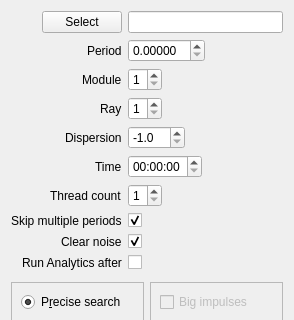
Before: the Qt Designer form src/precisesearchgui.ui in vtyulb/BSA-Analytics, drawn with Qt 5; both pictures show x 0 to 294 and y 0 to 320 of the 294 by 536 pixel window.
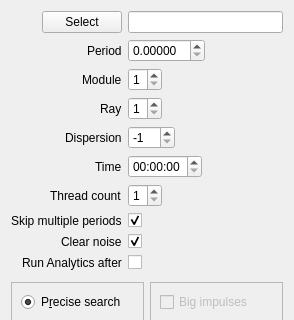
After: the same form once the commit is applied.

Commit message: double dispersion 2.0

Diff of the .ui file:
```diff
--- a/src/precisesearchgui.ui
+++ b/src/precisesearchgui.ui
@@ -354,13 +354,13 @@
    <item row="4" column="1">
     <widget class="QDoubleSpinBox" name="dispersion">
      <property name="decimals">
-      <number>1</number>
+      <number>0</number>
      </property>
      <property name="minimum">
       <double>-1.000000000000000</double>
      </property>
      <property name="maximum">
-      <double>999.899999999999977</double>
+      <double>999.000000000000000</double>
      </property>
      <property name="value">
       <double>-1.000000000000000</double>
```
The commit also changes 4 other files.
